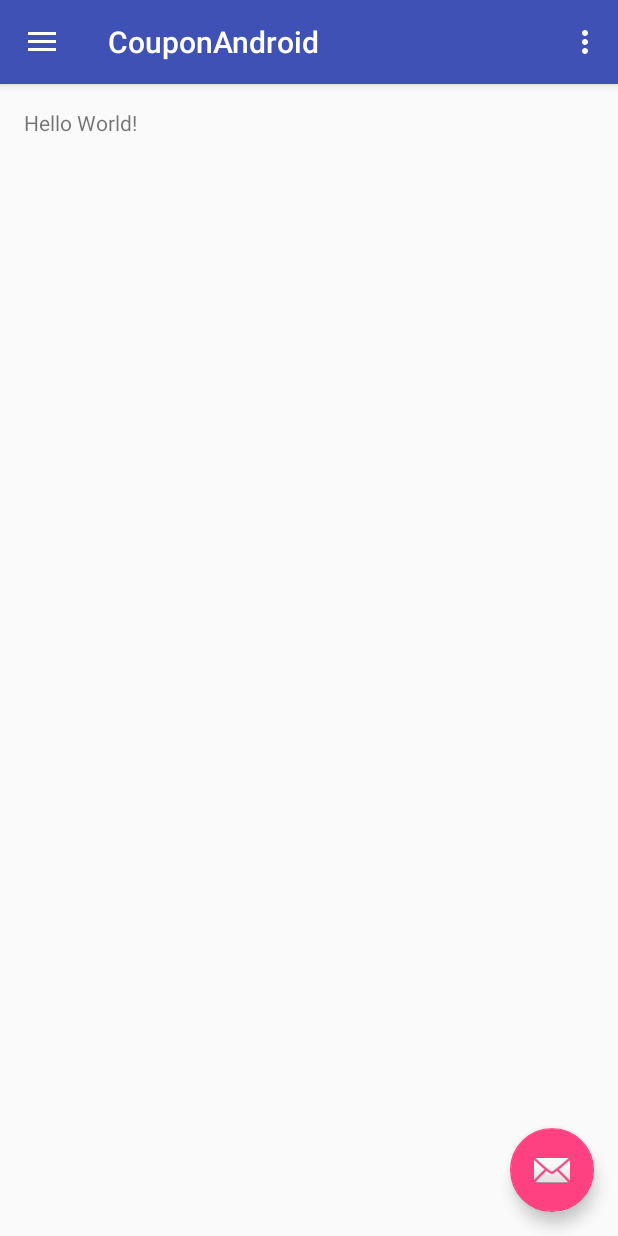
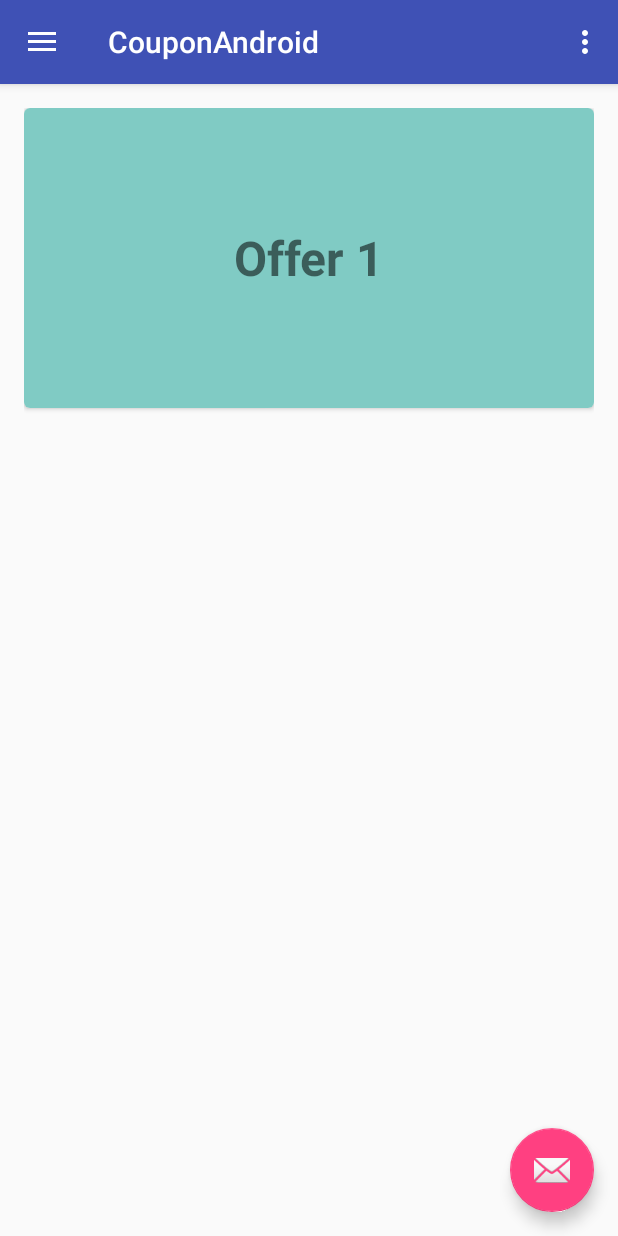
Before and after one commit to ishaanj/CouponAndroid, an Android app: the screen it shows after launch (NaviPageActivity), on a phone screen of 412 x 824 dp. Run offline under Robolectric (Android 15) with nearby library versions, the phone set to English and light mode, and no system bars.

Commit message:
Basic cardView template created

```diff
--- a/app/build.gradle
+++ b/app/build.gradle
@@ -23,4 +23,6 @@ dependencies {
     compile fileTree(include: ['*.jar'], dir: 'libs')
     compile 'com.android.support:appcompat-v7:24.1.1'
     compile 'com.android.support:design:24.1.1'
+    compile 'com.android.support:cardview-v7:24.1.1'
+    compile 'com.android.support:recyclerview-v7:24.1.1'
 }
--- a/app/src/main/res/layout/content_navi_page.xml
+++ b/app/src/main/res/layout/content_navi_page.xml
@@ -1,5 +1,5 @@
 <?xml version="1.0" encoding="utf-8"?>
-<RelativeLayout xmlns:android="http://schemas.android.com/apk/res/android"
+<LinearLayout xmlns:android="http://schemas.android.com/apk/res/android"
     xmlns:app="http://schemas.android.com/apk/res-auto"
     xmlns:tools="http://schemas.android.com/tools"
     android:layout_width="match_parent"
@@ -12,8 +12,23 @@
     tools:context="com.hzs.couponandroid.NaviPageActivity"
     tools:showIn="@layout/app_bar_navi_page">
 
-    <TextView
-        android:layout_width="wrap_content"
-        android:layout_height="wrap_content"
-        android:text="Hello World!" />
-</RelativeLayout>
+    <android.support.v7.widget.CardView
+        xmlns:card_view="http://schemas.android.com/apk/res-auto"
+        android:id="@+id/card_view"
+        android:layout_gravity="top"
+        android:layout_width="match_parent"
+        android:layout_height="200dp"
+        card_view:cardCornerRadius="4dp">
+
+        <TextView
+            android:id="@+id/info_text"
+            android:layout_width="match_parent"
+            android:layout_height="match_parent"
+            android:background="@color/accent_material_dark"
+            android:text="Offer 1"
+            android:textSize="32dp"
+            android:gravity="center_vertical|center"
+            android:textStyle="bold" />
+    </android.support.v7.widget.CardView>
+
+</LinearLayout>
```
